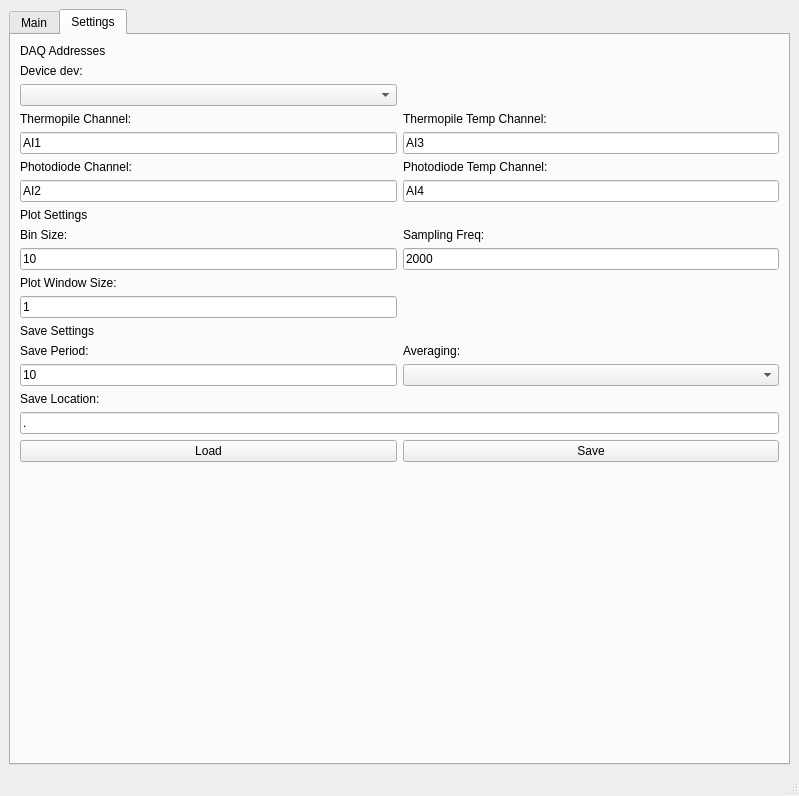
The window that MainWindow.ui (NUBURUInc/chickenlogger) describes before a commit, drawn with Qt 5.
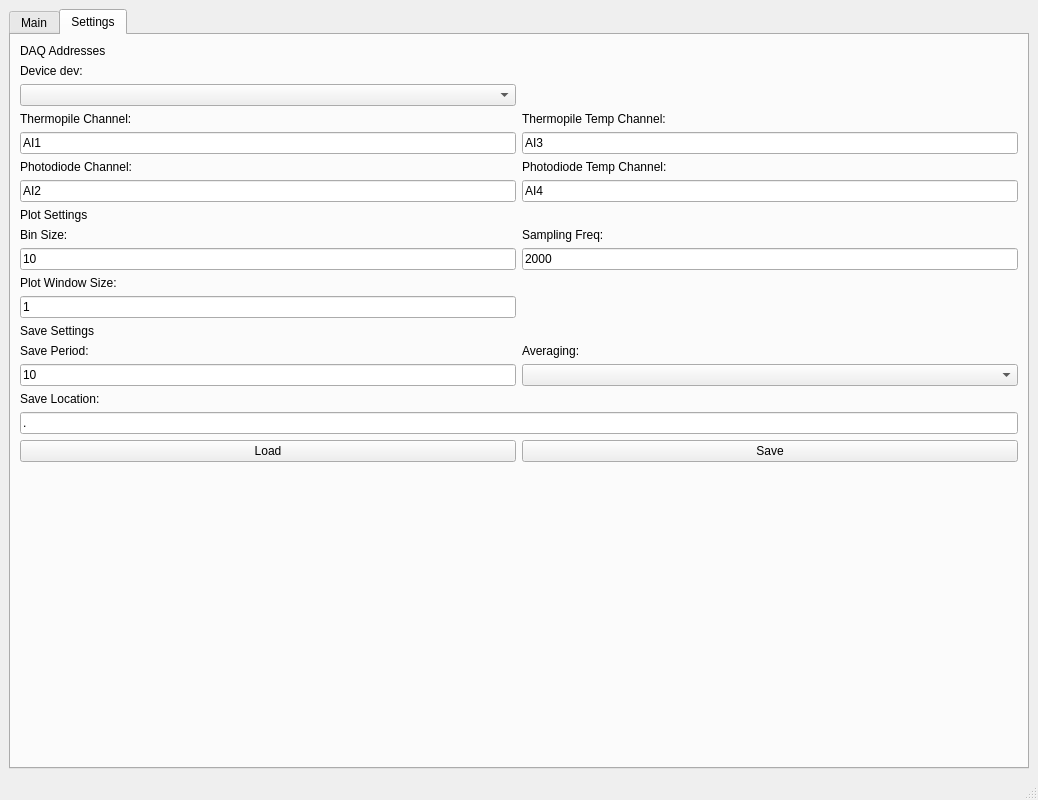
The same window after the commit. Custom widgets are drawn as their Qt base class.

```diff
--- a/MainWindow.ui
+++ b/MainWindow.ui
@@ -6,8 +6,8 @@
    <rect>
     <x>0</x>
     <y>0</y>
-    <width>799</width>
-    <height>796</height>
+    <width>1038</width>
+    <height>800</height>
    </rect>
   </property>
   <property name="windowTitle">
```
Left out of the diff: 33 changed lines with no effect on the pictures.
